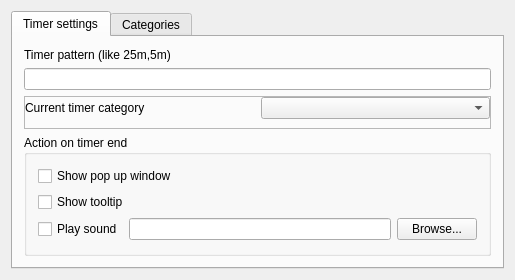
Before: the Qt Designer form TimerTrack/TimerTrack/SettingsWindow.ui in sergrt/timertrack, drawn with Qt 5.
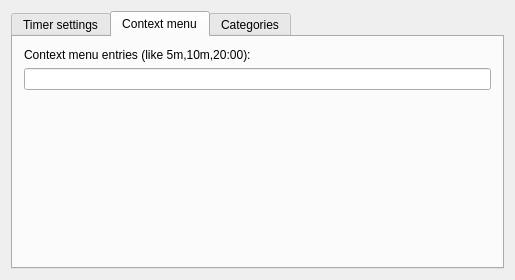
After: the same form once the commit is applied. The open tabs and pages were chosen to show the change.

Commit message: Add archived flag to category Add dependency injection with Sql Layer Add context menu items option Update time interval check regex to allow hh:mm:ss format

Diff of the .ui file:
```diff
--- a/TimerTrack/TimerTrack/SettingsWindow.ui
+++ b/TimerTrack/TimerTrack/SettingsWindow.ui
@@ -7,7 +7,7 @@
     <x>0</x>
     <y>0</y>
     <width>515</width>
-    <height>262</height>
+    <height>261</height>
    </rect>
   </property>
   <property name="windowTitle">
@@ -147,6 +147,36 @@
        </item>
       </layout>
      </widget>
+     <widget class="QWidget" name="tab_2">
+      <attribute name="title">
+       <string>Context menu</string>
+      </attribute>
+      <layout class="QGridLayout" name="gridLayout_4">
+       <item row="0" column="0">
+        <widget class="QLabel" name="label_5">
+         <property name="text">
+          <string>Context menu entries (like 5m,10m,20:00):</string>
+         </property>
+        </widget>
+       </item>
+       <item row="1" column="0">
+        <widget class="QLineEdit" name="contextMenuEntries"/>
+       </item>
+       <item row="2" column="0">
+        <spacer name="verticalSpacer_3">
+         <property name="orientation">
+          <enum>Qt::Vertical</enum>
+         </property>
+         <property name="sizeHint" stdset="0">
+          <size>
+           <width>20</width>
+           <height>40</height>
+          </size>
+         </property>
+        </spacer>
+       </item>
+      </layout>
+     </widget>
      <widget class="QWidget" name="tab_3">
       <attribute name="title">
        <string>Categories</string>
```
The commit also changes 10 other files.
